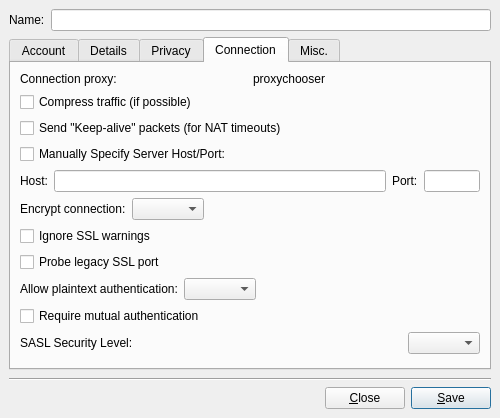
Before: the Qt Designer form src/accountmodify.ui in mblsha/psi, drawn with Qt 5.
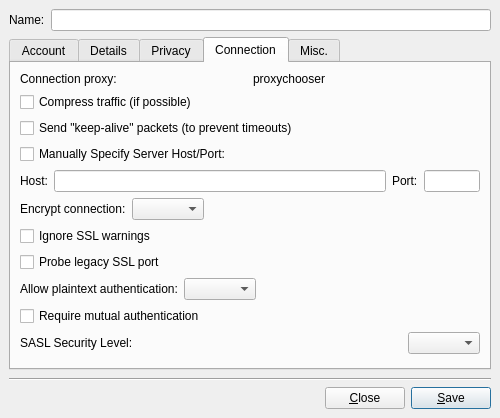
After: the same form once the commit is applied. The open tabs and pages were chosen to show the change. Custom widgets are drawn as their Qt base class.

Commit message: Clarify keep-alive text a bit.

Patch:
```diff
--- a/src/accountmodify.ui
+++ b/src/accountmodify.ui
@@ -574,7 +574,7 @@
        <item>
         <widget class="QCheckBox" name="ck_keepAlive" >
          <property name="text" >
-          <string>Send "Keep-alive" packets (for NAT timeouts)</string>
+          <string>Send "keep-alive" packets (to prevent timeouts)</string>
          </property>
         </widget>
        </item>
```
